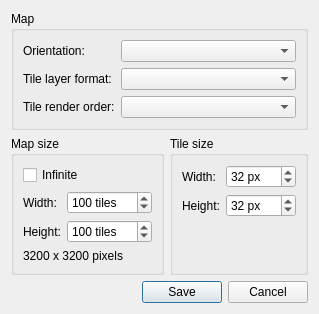
Before: the Qt Designer form src/tiled/newmapdialog.ui in mapeditor/tiled, drawn with Qt 5.
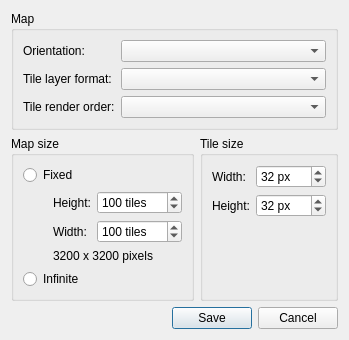
After: the same form once the commit is applied.

Commit message:
Tweaked the New Map dialog
The radio buttons make it more obvious that there is a choice between
fixed-size maps and infinite maps, and that the width and height fields
are only relevant for fixed-size maps.

What changed in the file:
```diff
--- a/src/tiled/newmapdialog.ui
+++ b/src/tiled/newmapdialog.ui
@@ -6,8 +6,8 @@
    <rect>
     <x>0</x>
     <y>0</y>
-    <width>352</width>
-    <height>324</height>
+    <width>518</width>
+    <height>534</height>
    </rect>
   </property>
   <property name="windowTitle">
@@ -22,16 +22,34 @@
      <property name="title">
       <string>Map size</string>
      </property>
+     <layout class="QVBoxLayout" name="verticalLayout">
+      <item>
+       <widget class="QRadioButton" name="fixedSize">
+        <property name="text">
+         <string>Fixed</string>
+        </property>
+       </widget>
+      </item>
+      <item>
      <layout class="QGridLayout" name="gridLayout_2">
-      <item row="1" column="0" colspan="2">
-       <widget class="QCheckBox" name="mapInfinite">
-        <property name="text">
-         <string>Infinite</string>
+        <item row="1" column="2">
+         <widget class="QSpinBox" name="mapHeight">
+          <property name="suffix">
+           <string> tiles</string>
+          </property>
+          <property name="minimum">
+           <number>1</number>
+          </property>
+          <property name="maximum">
+           <number>99999</number>
+          </property>
+          <property name="value">
+           <number>100</number>
         </property>
        </widget>
       </item>
-      <item row="2" column="0">
-       <widget class="QLabel" name="label">
+        <item row="1" column="1">
+         <widget class="QLabel" name="widthLabel">
         <property name="text">
          <string>Width:</string>
         </property>
@@ -40,7 +58,7 @@
         </property>
        </widget>
       </item>
-      <item row="2" column="1">
+        <item row="0" column="2">
        <widget class="QSpinBox" name="mapWidth">
         <property name="suffix">
          <string extracomment="Remember starting with a space."> tiles</string>
@@ -56,8 +74,8 @@
         </property>
        </widget>
       </item>
-      <item row="3" column="0">
-       <widget class="QLabel" name="label_2">
+        <item row="0" column="1">
+         <widget class="QLabel" name="heightLabel">
         <property name="text">
          <string>Height:</string>
         </property>
@@ -66,29 +84,38 @@
         </property>
        </widget>
       </item>
-      <item row="3" column="1">
-       <widget class="QSpinBox" name="mapHeight">
-        <property name="suffix">
-         <string> tiles</string>
-        </property>
-        <property name="minimum">
-         <number>1</number>
-        </property>
-        <property name="maximum">
-         <number>99999</number>
-        </property>
-        <property name="value">
-         <number>100</number>
-        </property>
-       </widget>
-      </item>
-      <item row="5" column="0" colspan="2">
+        <item row="2" column="1" colspan="2">
        <widget class="QLabel" name="pixelSizeLabel">
         <property name="text">
          <string notr="true" extracomment="Dummy text">3200 x 3200 pixels</string>
         </property>
        </widget>
       </item>
+        <item row="1" column="0">
+         <spacer name="fixedSizeSpacer">
+          <property name="orientation">
+           <enum>Qt::Horizontal</enum>
+          </property>
+          <property name="sizeType">
+           <enum>QSizePolicy::Fixed</enum>
+          </property>
+          <property name="sizeHint" stdset="0">
+           <size>
+            <width>30</width>
+            <height>0</height>
+           </size>
+          </property>
+         </spacer>
+        </item>
+       </layout>
+      </item>
+      <item>
+       <widget class="QRadioButton" name="mapInfinite">
+        <property name="text">
+         <string>Infinite</string>
+        </property>
+       </widget>
+      </item>
      </layout>
     </widget>
    </item>
```
Left out of the diff: 146 changed lines with no effect on the pictures. Lines whose indentation alone changed are shown as unchanged. The commit also changes 2 other files.
